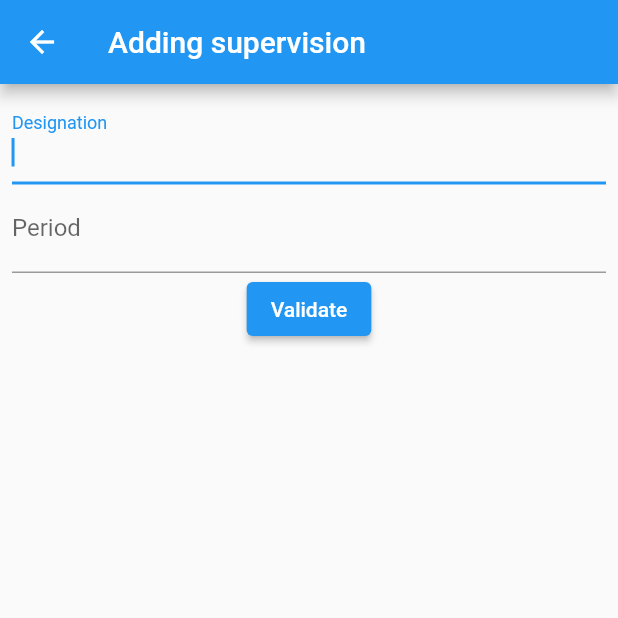
After one commit to diaodiallo/mrdqa, a Flutter app: the SupervisionPage screen opened by its route, scrolled down 76 dp, after a tap on "Edit", on a phone screen of 412 x 824 dp, the top half of it. The commit adds this screen. Run offline on Flutter 3.47's test engine with Material 2 defaults, Android fonts, the phone set to English and light mode, and no system bars; our stand-ins replace cloud_firestore, flutter_markdown, font_awesome_flutter, select_form_field, sqflite, syncfusion_flutter_charts; accounts and stored records are empty.

Commit message:
Design supervision form

```diff
--- /dev/null
+++ b/lib/forms/SupervisionForm.dart
@@ -0,0 +1,66 @@
+import 'package:flutter/material.dart';
+
+class SupervisionForm extends StatefulWidget {
+  static String routeName = '/supervisions/add';
+
+  @override
+  _SupervisionFormState createState() => _SupervisionFormState();
+}
+
+class _SupervisionFormState extends State<SupervisionForm> {
+  @override
+  Widget build(BuildContext context) {
+    return Scaffold(
+      appBar: AppBar(
+        title: Text("Adding supervision"),
+      ),
+      body: _buildForm(),
+    );
+  }
+
+  Widget _buildForm() {
+    final _formKey = GlobalKey<FormState>();
+    return Column(children: [
+      Padding(
+          padding: EdgeInsets.all(8.0),
+          child: Form(
+              key: _formKey,
+              child: Column(children: <Widget>[
+                // Add TextFormFields and ElevatedButton here.
+                TextFormField(
+                  decoration: InputDecoration(labelText: 'Designation'),
+                  autofocus: true,
+                  // The validator receives the text that the user has entered.
+                  validator: (value) {
+                    if (value.isEmpty) {
+                      return 'The Supervision should have a designation';
+                    }
+                    return null;
+                  },
+                ),
+                TextFormField(
+                  decoration: InputDecoration(labelText: 'Period'),
+                  // The validator receives the text that the user has entered.
+                  validator: (value) {
+                    if (value.isEmpty) {
+                      return 'The Supervision should have a period';
+                    }
+                    return null;
+                  },
+                ),
+                ElevatedButton(
+                  onPressed: () {
+                    // Validate returns true if the form is valid, otherwise false.
+                    if (_formKey.currentState.validate()) {
+                      // If the form is valid, display a snackbar. In the real world,
+                      // you'd often call a server or save the information in a database.
+                      Scaffold.of(context).showSnackBar(
+                          SnackBar(content: Text('Fill details')));
+                    }
+                  },
+                  child: Text('Validate'),
+                ),
+              ]))),
+    ]);
+  }
+}
--- a/lib/menus/MenuManager.dart
+++ b/lib/menus/MenuManager.dart
@@ -35,7 +35,7 @@ class MenuManager {
           },
         ),
         ListTile(
-          leading: Icon(FontAwesomeIcons.prescription),
+          leading: Icon(FontAwesomeIcons.car),
           title: Text("Supervisions"),
           onTap: () {
             Navigator.pushReplacementNamed(this.context, this.routes.supervisions);
--- a/lib/models/Facility.dart
+++ b/lib/models/Facility.dart
@@ -1,10 +1,10 @@
 class Facility{
-  Facility(this.id, this.name, this.countryId, this.townVillage, this.distrit, this.region, this.facilityTypeId, this.phone, this.email);
+  Facility({this.id, this.name, this.countryId, this.townVillage, this.district, this.region, this.facilityTypeId, this.phone, this.email});
   final String id;
   final String name;
   final String countryId; // a reference to Country
   final String townVillage;
-  final String distrit; // District and Region may be a reference later as well let's discuss more
+  final String district; // District and Region may be a reference later as well let's discuss more
   final String region;
   final int facilityTypeId; // a reference to type
   final String phone;
--- a/lib/models/Supervision.dart
+++ b/lib/models/Supervision.dart
@@ -1,5 +1,5 @@
 class Supervision{
-  Supervision(this.id, this.designation, this.period, this.countryId);
+  Supervision({this.id, this.designation, this.period, this.countryId});
   final int id;
   final String designation;
   final DateTime period;
--- a/lib/pages/IndicatorPage.dart
+++ b/lib/pages/IndicatorPage.dart
@@ -117,13 +117,13 @@ class _IndicatorPageState extends State<IndicatorPage> {
         columns: [
           DataColumn(label: Text('Id')),
           DataColumn(label: Text('Name')),
-          DataColumn(label: Text('Type')),
         ],
         rows: indicators
             .map((indicator) => DataRow(cells: <DataCell>[
-                  DataCell(Text(indicator.id)),
-                  DataCell(Text(indicator.name)),
-                  DataCell(Text(indicator.typeId.toString())),
+                  DataCell(Container(
+                      width: 50, //SET width
+                      child: Text(indicator.id))),
+                  DataCell(Container(child: Text(indicator.name))),
                 ]))
             .toList(),
       )),
@@ -157,13 +157,11 @@ class _IndicatorPageState extends State<IndicatorPage> {
 
   String _getTypeById(int id) {
     List<IndicatorType> indicatorsType = _getIndicatorsType();
-    indicatorsType.map((indicatorType) => (
-        (){
-          if(indicatorType.id == id) {
+    indicatorsType.map((indicatorType) => (() {
+          if (indicatorType.id == id) {
             return indicatorType.name;
           }
-        }()
-    ));
+        }()));
   }
 
   Widget _indicatorTypesView() {
--- a/lib/pages/SupervisionPage.dart
+++ b/lib/pages/SupervisionPage.dart
@@ -1,22 +1,23 @@
 import 'package:flutter/material.dart';
-import 'package:flutter/services.dart';
-import 'package:flutter_markdown/flutter_markdown.dart';
 import 'package:mrdqa_tool/menus/MenuManager.dart';
+import 'package:mrdqa_tool/models/Supervision.dart';
 import 'package:mrdqa_tool/routes/Routes.dart';
+import '../models/Indicator.dart';
+import '../models/Facility.dart';
 
 class SupervisionPage extends StatefulWidget {
-  static String routeName = '/supervision';
+  static String routeName = '/supervisions';
 
   @override
   _SupervisionPageState createState() => _SupervisionPageState();
 }
 
 class _SupervisionPageState extends State<SupervisionPage> {
-
-  static const String routeName = '/supervisions';
-
   @override
   Widget build(BuildContext context) {
+    Supervision supervision = _getSupervision();
+    // List<Indicator> indicators = List(3);
+    // List<Facility> facilities = List(3);
     return Scaffold(
         appBar: AppBar(
           title: Text('Supervision planning'),
@@ -24,57 +25,107 @@ class _SupervisionPageState extends State<SupervisionPage> {
         drawer: Drawer(
           child: MenuManager(context, Routes()).getDrawer(),
         ),
-      body: Center(
+        body: SafeArea(
+          child: Column(children: <Widget>[
+            Container(
+              height: MediaQuery.of(context).size.height / 4,
+              //child: _buildSupervisionForm(),
+              child: Card(
+                semanticContainer: true,
+                clipBehavior: Clip.antiAliasWithSaveLayer,
+                shape: RoundedRectangleBorder(
+                  borderRadius: BorderRadius.circular(10.0),
+                ),
+                elevation: 5,
+                margin: EdgeInsets.all(10),
                 child: Column(
                   children: [
-            AspectRatio(
-              aspectRatio: 1 / 3,
-              child: Container(
-                color: Colors.amber,
+                    ListTile(
+                      leading: Icon(Icons.arrow_drop_down_circle),
+                      title: const Text('Supervision details'),
                     ),
+                    Row(
+                      mainAxisAlignment: MainAxisAlignment.spaceAround,
+                      children: [
+                        Column(
+                          crossAxisAlignment: CrossAxisAlignment.start,
+                          children: [
+                            Text('Designation'),
+                            Text('Period'),
+                          ],
                         ),
-            AspectRatio(
-              aspectRatio: 1 / 3,
-              child: Container(
-                color: Colors.blue,
+                        Column(
+                          crossAxisAlignment: CrossAxisAlignment.start,
+                          children: [
+                            Text(
+                              supervision.designation,
+                              style: TextStyle(fontWeight: FontWeight.bold),
                             ),
+                            Text(
+                              supervision.period.toString(),
+                              style: TextStyle(fontWeight: FontWeight.bold),
                             ),
-            AspectRatio(
-              aspectRatio: 1 / 3,
-              child: Container(
-                color: Colors.deepOrange,
+                          ],
+                        )
+                      ],
                     ),
+                    ButtonBar(
+                      alignment: MainAxisAlignment.center,
+                      children: [
+                        FlatButton(
+                          textColor: const Color(0xFF6200EE),
+                          onPressed: () {
+                            setState(() {
+                              Navigator.pushReplacementNamed(
+                                  context, Routes().addSupervision);
+                            });
+                          },
+                          child: const Text('Edit'),
+                        ),
+                        FlatButton(
+                          textColor: const Color(0xFF6200EE),
+                          onPressed: () {
+                            // Save everything
+                          },
+                          child: const Text('Save'),
+                        ),
+                      ],
                     ),
                   ],
                 ),
               ),
-      floatingActionButtonLocation:
-      FloatingActionButtonLocation.centerDocked,
+            ),
+            Container(
+              height: MediaQuery.of(context).size.height / 3.5,
+              child: _facilitiesView(_getFacilities()),
+            ),
+            Container(
+              height: MediaQuery.of(context).size.height / 3.5,
+              child: _indicatorsView(_getIndicators()),
+            ),
+          ]),
+        ),
+        floatingActionButtonLocation: FloatingActionButtonLocation.centerDocked,
         floatingActionButton: Padding(
           padding: const EdgeInsets.all(8.0),
           child: Row(
             mainAxisAlignment: MainAxisAlignment.spaceBetween,
             children: <Widget>[
               FloatingActionButton.extended(
-              onPressed: () {
-
-              },
+                onPressed: () {},
                 label: Text('Facility'),
                 icon: Icon(Icons.add),
                 backgroundColor: Colors.blue,
               ),
               FloatingActionButton.extended(
-              onPressed: () {
-
-              },
+                onPressed: () {},
                 label: Text('Indicator'),
                 icon: Icon(Icons.add),
                 backgroundColor: Colors.blue,
               ),
             ],
           ),
-      )
-    );
+        ));
   }
 
   Widget _buildSupervisionForm() {
@@ -83,44 +134,130 @@ class _SupervisionPageState extends State<SupervisionPage> {
       Padding(
           padding: EdgeInsets.all(8.0),
           child: Form(
-              key: _formKey,
-              child: Column(children: <Widget>[
-                // Add TextFormFields and ElevatedButton here.
-                TextFormField(
-                  decoration: InputDecoration(labelText: 'Designation'),
-                  autofocus: true,
-                  // The validator receives the text that the user has entered.
-                  validator: (value) {
-                    if (value.isEmpty) {
-                      return 'The Supervision should have a designation';
-                    }
-                    return null;
-                  },
-                ),
-                TextFormField(
-                  decoration: InputDecoration(labelText: 'Period'),
-                  // The validator receives the text that the user has entered.
-                  validator: (value) {
-                    if (value.isEmpty) {
-                      return 'The Supervision should have a period';
-                    }
-                    return null;
-                  },
-                ),
-                ElevatedButton(
-                  onPressed: () {
-                    // Validate returns true if the form is valid, otherwise false.
-                    if (_formKey.currentState.validate()) {
-                      // If the form is valid, display a snackbar. In the real world,
-                      // you'd often call a server or save the information in a database.
-
-                      Scaffold.of(context).showSnackBar(
-                          SnackBar(content: Text('Saving the supervision')));
-                    }
-                  },
-                  child: Text('Save'),
-                ),
-              ])))
+              ))
     ]);
   }
+
+  Widget _indicatorsView(List<Indicator> indicators) {
+    return Container(
+      padding: EdgeInsets.all(8.0),
+      child: SingleChildScrollView(
+          child: DataTable(
+        columns: [
+          DataColumn(label: Text('Id')),
+          DataColumn(label: Text('Type')),
+          DataColumn(label: Text('Name')),
+        ],
+        rows: indicators
+            .map((indicator) => DataRow(cells: <DataCell>[
+                  DataCell(Container(
+                      width: 20, //SET width
+                      child: Text(indicator.id))),
+                  DataCell(Container(
+                      width: 50, //SET width
+                      child: Text(indicator.typeId.toString()))),
+                  DataCell(Container(//SET width
+                      child: Text(indicator.name))),
+                ]))
+            .toList(),
+      )),
+    );
   }
+
+  List<Indicator> _getIndicators() {
+    List<Indicator> indicators = [
+      Indicator(id: 'ind001', name: 'Number of malaria cases', typeId: 1),
+      Indicator(id: 'ind002', name: 'Number of malaria cases', typeId: 1),
+      Indicator(id: 'ind003', name: 'Number of malaria cases', typeId: 2),
+      Indicator(id: 'ind004', name: 'Number of malaria cases', typeId: 2),
+      Indicator(id: 'ind005', name: 'Number of malaria cases', typeId: 3),
+    ];
+    return indicators;
+  }
+
+  Widget _facilitiesView(List<Facility> facilities) {
+    return Container(
+      padding: EdgeInsets.all(8.0),
+      child: SingleChildScrollView(
+          child: DataTable(
+        columns: [
+          DataColumn(label: Text('Id')),
+          DataColumn(label: Text('Name')),
+          DataColumn(label: Text('District')),
+          DataColumn(label: Text('Type')),
+        ],
+        rows: facilities
+            .map((facility) => DataRow(cells: <DataCell>[
+                  DataCell(Container(
+                      width: 20, //SET width
+                      child: Text(facility.id))),
+                  DataCell(Container(
+                      //SET width
+                      child: Text(facility.name))),
+                  DataCell(Container(
+                      width: 50, //SET width
+                      child: Text(facility.district))),
+                  DataCell(Container(
+                      width: 50, //SET width
+                      child: Text(facility.facilityTypeId.toString()))),
+                ]))
+            .toList(),
+      )),
+    );
+  }
+
+  List<Facility> _getFacilities() {
+    List<Facility> facilities = [
+      Facility(
+          id: 'facility01',
+          name: 'Gnaly Health Center',
+          countryId: 'guinea',
+          townVillage: 'Timbi madina',
+          district: 'Pita',
+          region: 'Mamou',
+          facilityTypeId: 1,
+          phone: '623909413',
+          email: 'exemple@gmail.come'),
+      Facility(
+          id: 'facility02',
+          name: 'Hafia Health Center',
+          countryId: 'guinea',
+          townVillage: 'Hafia',
+          district: 'Labe',
+          region: 'Labe',
+          facilityTypeId: 2,
+          phone: '623909413',
+          email: 'exemple@gmail.come'),
+      Facility(
+          id: 'facility03',
+          name: 'Dixinn Health Center',
+          countryId: 'guinea',
+          townVillage: 'Dixinn',
+          district: 'Dixinn',
+          region: 'Conakry',
+          facilityTypeId: 1,
+          phone: '623909413',
+          email: 'exemple@gmail.come'),
+      Facility(
+          id: 'facility04',
+          name: 'Diountou Health Center',
+          countryId: 'guinea',
+          townVillage: 'Diountou',
+          district: 'Lelouma',
+          region: 'Labe',
+          facilityTypeId: 1,
+          phone: '623909413',
+          email: 'exemple@gmail.come'),
+    ];
+    return facilities;
+  }
+
+  Supervision _getSupervision() {
+    Supervision supervision = Supervision(
+        id: 1,
+        designation: 'Gnaly Health Center',
+        period: new DateTime.now(),
+        countryId: 'guinea');
+    return supervision;
+  }
+}
--- a/lib/routes/RouteManager.dart
+++ b/lib/routes/RouteManager.dart
@@ -11,6 +11,7 @@ import 'package:mrdqa_tool/pages/DataEntryPage.dart';
 import 'package:mrdqa_tool/forms/IndicatorTypeForm.dart';
 import 'package:mrdqa_tool/forms/DataElementForm.dart';
 import 'package:mrdqa_tool/forms/DataSourceForm.dart';
+import 'package:mrdqa_tool/forms/SupervisionForm.dart';
 
 class RouteManager {
   static Route<dynamic> generateRoute(RouteSettings settings) {
@@ -53,6 +54,9 @@ class RouteManager {
       case '/indicators/add_data_source':
         return MaterialPageRoute(builder: (_) => DataSourceForm());
 
+      case '/supervisions/add':
+        return MaterialPageRoute(builder: (_) => SupervisionForm());
+
       case '/configuration':
         return MaterialPageRoute(builder: (_) => ConfigurationPage());
 
--- a/lib/routes/Routes.dart
+++ b/lib/routes/Routes.dart
@@ -10,6 +10,7 @@ import 'package:mrdqa_tool/forms/IndicatorForm.dart';
 import 'package:mrdqa_tool/forms/IndicatorTypeForm.dart';
 import 'package:mrdqa_tool/forms/DataElementForm.dart';
 import 'package:mrdqa_tool/forms/DataSourceForm.dart';
+import 'package:mrdqa_tool/forms/SupervisionForm.dart';
 
 class Routes {
   String _instructions = InstructionPage.routeName;
@@ -23,6 +24,7 @@ class Routes {
   String _addIndicatorType = IndicatorTypeForm.routeName;
   String _addDataElement = DataElementForm.routeName;
   String _addDataSource = DataSourceForm.routeName;
+  String _addSupervision = SupervisionForm.routeName;
   String _configuration = ConfigurationPage.routeName;
 
   String get instructions => _instructions;
@@ -47,5 +49,7 @@ class Routes {
 
   String get addDataSource => _addDataSource;
 
+  String get addSupervision => _addSupervision;
+
   String get configRouteName => _configuration;
 }
```
Lines whose indentation alone changed are shown as unchanged.
